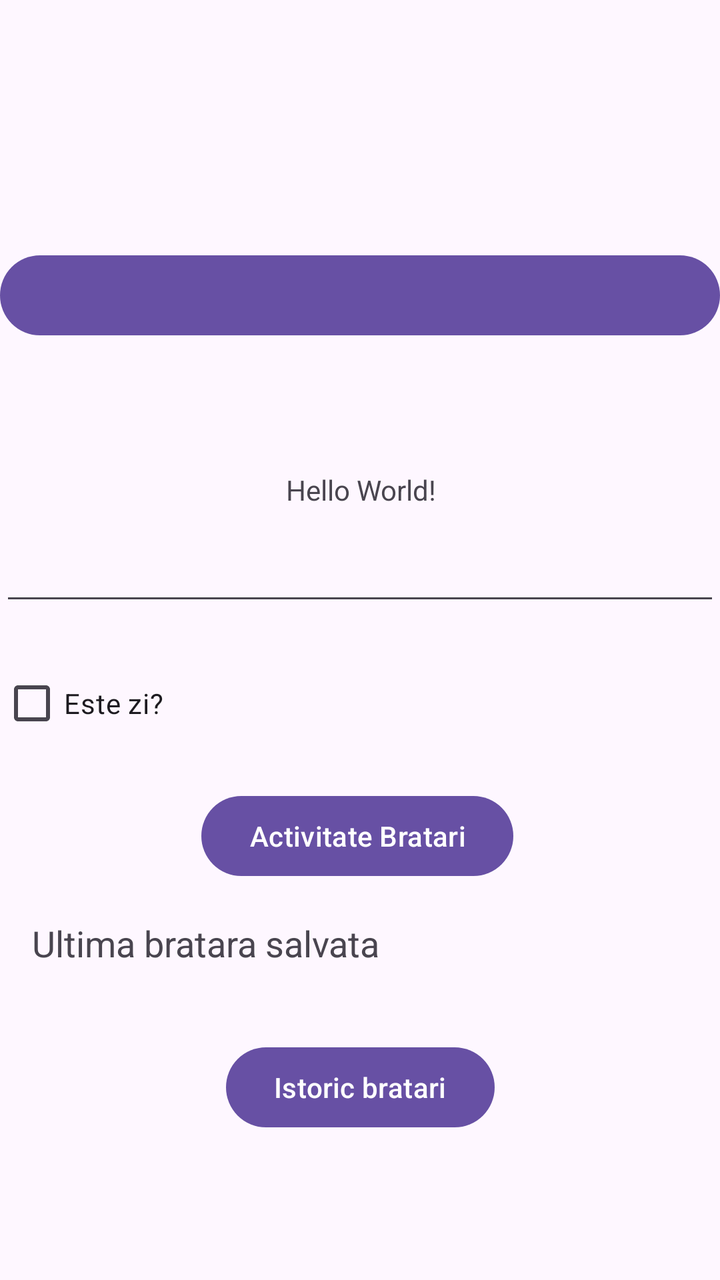
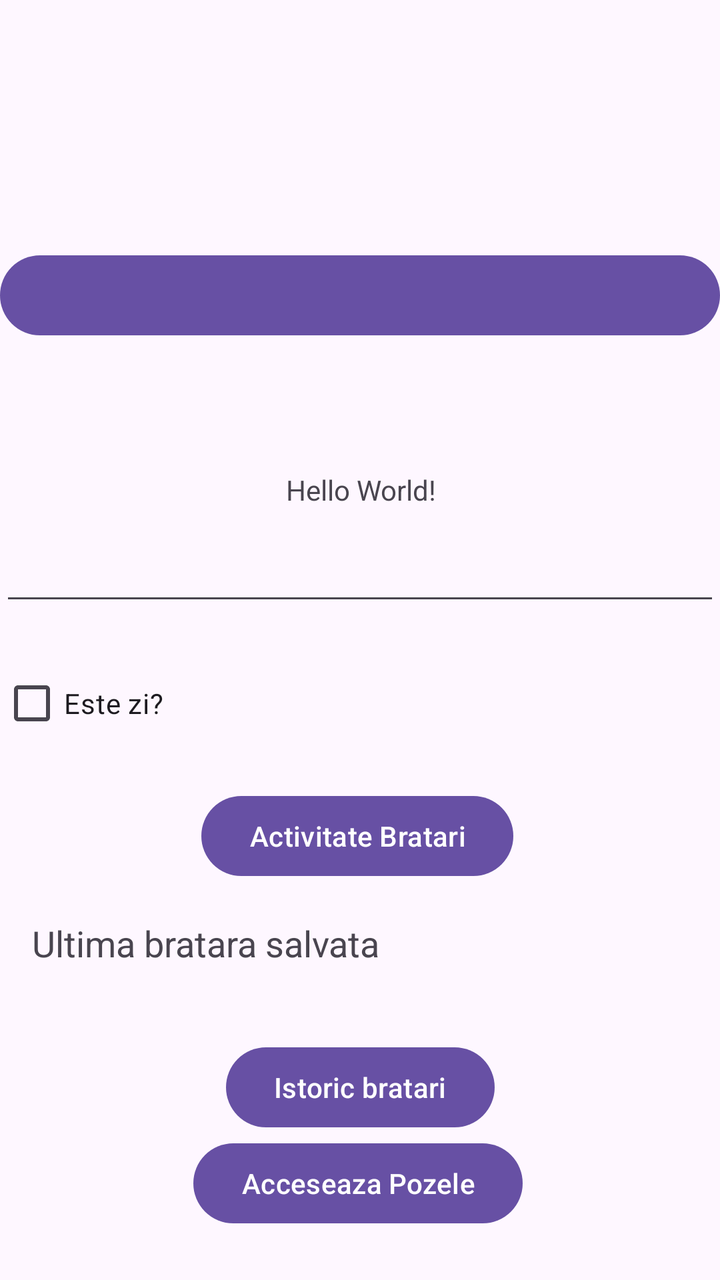

Before-and-after screenshots of an Android layout around one commit, followed by the original layout XML and the change that was made.
<!-- AndroidManifest.xml: application theme Theme.S2 -->
<!-- res/layout/activity_main.xml -->
<?xml version="1.0" encoding="utf-8"?>
<androidx.constraintlayout.widget.ConstraintLayout xmlns:android="http://schemas.android.com/apk/res/android"
    xmlns:app="http://schemas.android.com/apk/res-auto"
    xmlns:tools="http://schemas.android.com/tools"
    android:id="@+id/main"
    android:layout_width="match_parent"
    android:layout_height="match_parent"
    android:orientation="vertical"
    tools:context=".MainActivity">

    <Button
        android:id="@+id/button"
        android:layout_width="match_parent"
        android:layout_height="wrap_content"
        android:onClick="culegeDate"
        android:text="@string/Hello_World"
        app:layout_constraintBottom_toBottomOf="parent"
        app:layout_constraintEnd_toEndOf="parent"
        app:layout_constraintHorizontal_bias="0.0"
        app:layout_constraintStart_toStartOf="parent"
        app:layout_constraintTop_toTopOf="parent"
        app:layout_constraintVertical_bias="0.209"
        tools:ignore="OnClick" />

    <EditText
        android:id="@+id/nume_et"
        android:layout_width="match_parent"
        android:layout_height="wrap_content"
        android:layout_marginTop="12dp"
        android:hint="@string/exemplu_Xen"
        app:layout_constraintEnd_toEndOf="parent"
        app:layout_constraintHorizontal_bias="0.0"
        app:layout_constraintStart_toStartOf="parent"
        app:layout_constraintTop_toBottomOf="@+id/textView" />

    <Button
        android:id="@+id/btnIstoricBratari"
        android:layout_width="wrap_content"
        android:layout_height="wrap_content"
        android:text="Istoric bratari"
        app:layout_constraintBottom_toBottomOf="parent"
        app:layout_constraintEnd_toEndOf="parent"
        app:layout_constraintHorizontal_bias="0.501"
        app:layout_constraintStart_toStartOf="parent"
        app:layout_constraintTop_toBottomOf="@+id/tvRezultat"
        app:layout_constraintVertical_bias="0.215" />

    <Button
        android:id="@+id/buttonActivitatePreluare"
        android:layout_width="wrap_content"
        android:layout_height="wrap_content"
        android:text="@string/activitate_bratari"
        app:layout_constraintBottom_toBottomOf="parent"
        app:layout_constraintEnd_toEndOf="parent"
        app:layout_constraintHorizontal_bias="0.494"
        app:layout_constraintStart_toStartOf="parent"
        app:layout_constraintTop_toBottomOf="@+id/checkBox"
        app:layout_constraintVertical_bias="0.085" />

    <TextView
        android:id="@+id/textView"
        android:layout_width="wrap_content"
        android:layout_height="wrap_content"
        android:text="Hello World!"
        app:layout_constraintBottom_toBottomOf="parent"
        app:layout_constraintEnd_toEndOf="parent"
        app:layout_constraintHorizontal_bias="0.502"
        app:layout_constraintStart_toStartOf="parent"
        app:layout_constraintTop_toTopOf="parent"
        app:layout_constraintVertical_bias="0.379" />

    <TextView
        android:id="@+id/tvRezultat"
        android:layout_width="409dp"
        android:layout_height="wrap_content"
        android:padding="16dp"
        android:text="@string/ultima_bratara_salvata"
        android:textSize="18sp"
        app:layout_constraintBottom_toBottomOf="parent"
        app:layout_constraintEnd_toEndOf="parent"
        app:layout_constraintHorizontal_bias="0.0"
        app:layout_constraintStart_toStartOf="parent"
        app:layout_constraintTop_toBottomOf="@+id/buttonActivitatePreluare"
        app:layout_constraintVertical_bias="0.01" />

    <CheckBox
        android:id="@+id/checkBox"
        android:layout_width="match_parent"
        android:layout_height="wrap_content"
        android:layout_marginTop="20dp"
        android:text="@string/este_zi"
        app:layout_constraintEnd_toEndOf="parent"
        app:layout_constraintHorizontal_bias="0.0"
        app:layout_constraintStart_toStartOf="parent"
        app:layout_constraintTop_toBottomOf="@+id/nume_et" />

    <androidx.constraintlayout.widget.ConstraintLayout
        android:id="@+id/constraintLayout"
        android:layout_width="409dp"
        android:layout_height="143dp"
        app:layout_constraintBottom_toBottomOf="@+id/button"
        app:layout_constraintEnd_toEndOf="parent"
        app:layout_constraintStart_toStartOf="parent"
        app:layout_constraintTop_toBottomOf="@+id/nume_et"
        app:layout_constraintVertical_bias="0.033">

    </androidx.constraintlayout.widget.ConstraintLayout>

</androidx.constraintlayout.widget.ConstraintLayout>
<!-- resources referenced by this layout -->
<resources>
  <string name="Hello_World" />
  <string name="activitate_bratari">Activitate Bratari</string>
  <string name="este_zi">Este zi?</string>
  <string name="exemplu_Xen" />
  <string name="ultima_bratara_salvata">Ultima bratara salvata</string>
  <style name="Theme.S2" parent="Base.Theme.S2" />
  <style name="Base.Theme.S2" parent="Theme.Material3.DayNight.NoActionBar">
          
          
      </style>
</resources>

<!-- the commit's change to res/layout/activity_main.xml (unified diff, before → after) -->
@@ -106,4 +106,16 @@
 
     </androidx.constraintlayout.widget.ConstraintLayout>
 
+    <Button
+        android:id="@+id/btnRetea"
+        android:layout_width="wrap_content"
+        android:layout_height="wrap_content"
+        android:text="@string/acceseaza_pozele"
+        app:layout_constraintBottom_toBottomOf="parent"
+        app:layout_constraintEnd_toEndOf="parent"
+        app:layout_constraintHorizontal_bias="0.495"
+        app:layout_constraintStart_toStartOf="parent"
+        app:layout_constraintTop_toBottomOf="@+id/btnIstoricBratari"
+        app:layout_constraintVertical_bias="0.0" />
+
 </androidx.constraintlayout.widget.ConstraintLayout>
<!-- resource entries referenced after the edit -->
@@ -1,6 +1,7 @@
 <!-- resources referenced by this layout -->
 <resources>
   <string name="Hello_World" />
+  <string name="acceseaza_pozele">Acceseaza Pozele</string>
   <string name="activitate_bratari">Activitate Bratari</string>
   <string name="este_zi">Este zi?</string>
   <string name="exemplu_Xen" />
